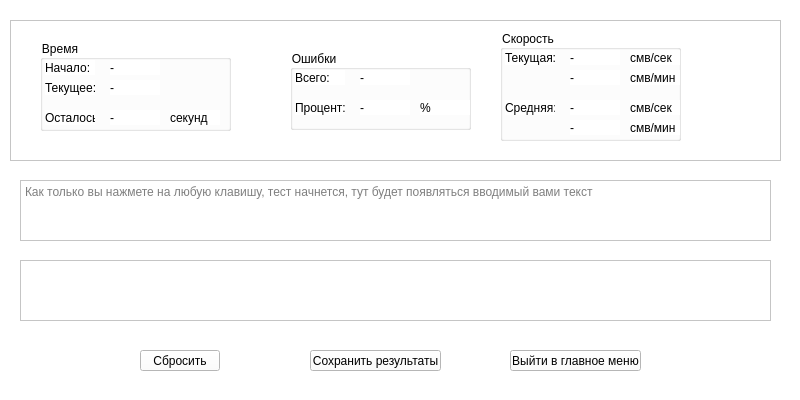
The window that data/forms/inputwidget.ui (Kobanoss/KeyBoard-Typer) describes before a commit, drawn with Qt 5.
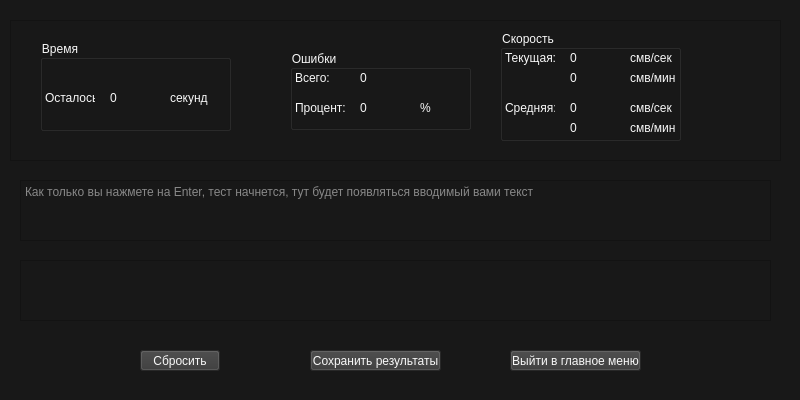
The same window after the commit. Icons and pictures are not drawn.

What changed in the file:
```diff
--- a/data/forms/inputwidget.ui
+++ b/data/forms/inputwidget.ui
@@ -30,8 +30,8 @@
     <normaloff>:/logo/src/logo.ico</normaloff>:/logo/src/logo.ico</iconset>
   </property>
   <property name="styleSheet">
-   <string notr="true">color: black;
-background-color:white;</string>
+   <string notr="true">color:#f8f8f8;
+background-color:#181818;</string>
   </property>
   <widget class="QTextBrowser" name="textBrowser_input_test_data">
    <property name="geometry">
@@ -59,7 +59,7 @@
     <set>Qt::NoTextInteraction</set>
    </property>
    <property name="placeholderText">
-    <string>Как только вы нажмете на любую клавишу, тест начнется, тут будет появляться вводимый вами текст</string>
+    <string>Как только вы нажмете на Enter, тест начнется, тут будет появляться вводимый вами текст</string>
    </property>
   </widget>
   <widget class="QFrame" name="frame_input_main">
@@ -93,7 +93,7 @@
      <property name="geometry">
       <rect>
        <x>70</x>
-       <y>70</y>
+       <y>50</y>
        <width>50</width>
        <height>15</height>
       </rect>
@@ -111,89 +111,14 @@
       </size>
      </property>
      <property name="text">
-      <string>-</string>
-     </property>
-    </widget>
-    <widget class="QLabel" name="label_1">
-     <property name="geometry">
-      <rect>
-       <x>5</x>
-       <y>20</y>
-       <width>50</width>
-       <height>15</height>
-      </rect>
-     </property>
-     <property name="minimumSize">
-      <size>
-       <width>50</width>
-       <height>15</height>
-      </size>
-     </property>
-     <property name="maximumSize">
-      <size>
-       <width>50</width>
-       <height>15</height>
-      </size>
-     </property>
-     <property name="text">
-      <string>Начало:</string>
-     </property>
-    </widget>
-    <widget class="QLabel" name="label_input_time_start">
-     <property name="geometry">
-      <rect>
-       <x>70</x>
-       <y>20</y>
-       <width>50</width>
-       <height>15</height>
-      </rect>
-     </property>
-     <property name="minimumSize">
-      <size>
-       <width>50</width>
-       <height>15</height>
-      </size>
-     </property>
-     <property name="maximumSize">
-      <size>
-       <width>50</width>
-       <height>15</height>
-      </size>
-     </property>
-     <property name="text">
-      <string>-</string>
-     </property>
-    </widget>
-    <widget class="QLabel" name="label_2">
-     <property name="geometry">
-      <rect>
-       <x>5</x>
-       <y>40</y>
-       <width>50</width>
-       <height>15</height>
-      </rect>
-     </property>
-     <property name="minimumSize">
-      <size>
-       <width>50</width>
-       <height>15</height>
-      </size>
-     </property>
-     <property name="maximumSize">
-      <size>
-       <width>50</width>
-       <height>15</height>
-      </size>
-     </property>
-     <property name="text">
-      <string>Текущее:</string>
+      <string>0</string>
      </property>
     </widget>
     <widget class="QLabel" name="label_3">
      <property name="geometry">
       <rect>
        <x>5</x>
-       <y>70</y>
+       <y>50</y>
        <width>50</width>
        <height>15</height>
       </rect>
@@ -214,36 +139,11 @@
       <string>Осталось:</string>
      </property>
     </widget>
-    <widget class="QLabel" name="label_input_time_current">
-     <property name="geometry">
-      <rect>
-       <x>70</x>
-       <y>40</y>
-       <width>50</width>
-       <height>15</height>
-      </rect>
-     </property>
-     <property name="minimumSize">
-      <size>
-       <width>50</width>
-       <height>15</height>
-      </size>
-     </property>
-     <property name="maximumSize">
-      <size>
-       <width>50</width>
-       <height>15</height>
-      </size>
-     </property>
-     <property name="text">
-      <string>-</string>
-     </property>
-    </widget>
     <widget class="QLabel" name="label_8">
      <property name="geometry">
       <rect>
        <x>130</x>
-       <y>70</y>
+       <y>50</y>
        <width>50</width>
        <height>15</height>
       </rect>
@@ -305,7 +205,7 @@
       </size>
      </property>
      <property name="text">
-      <string>-</string>
+      <string>0</string>
      </property>
     </widget>
     <widget class="QLabel" name="label_4">
@@ -361,7 +261,7 @@
       </size>
      </property>
      <property name="text">
-      <string>-</string>
+      <string>0</string>
      </property>
     </widget>
     <widget class="QLabel" name="label_5">
@@ -467,7 +367,7 @@
       </size>
      </property>
      <property name="text">
-      <string>-</string>
+      <string>0</string>
      </property>
     </widget>
     <widget class="QLabel" name="label_input_speed_current_per_sec">
@@ -498,7 +398,7 @@
       </size>
      </property>
      <property name="text">
-      <string>-</string>
+      <string>0</string>
      </property>
     </widget>
     <widget class="QLabel" name="label_7">
@@ -554,7 +454,7 @@
       </size>
      </property>
      <property name="text">
-      <string>-</string>
+      <string>0</string>
      </property>
     </widget>
     <widget class="QLabel" name="label_6">
@@ -610,7 +510,7 @@
       </size>
      </property>
      <property name="text">
-      <string>-</string>
+      <string>0</string>
      </property>
     </widget>
     <widget class="QLabel" name="label_10">
@@ -724,6 +624,12 @@
      <height>21</height>
     </rect>
    </property>
+   <property name="focusPolicy">
+    <enum>Qt::NoFocus</enum>
+   </property>
+   <property name="styleSheet">
+    <string notr="true">background-color:#383838;</string>
+   </property>
    <property name="text">
     <string>Сбросить</string>
    </property>
@@ -737,6 +643,12 @@
      <height>21</height>
     </rect>
    </property>
+   <property name="focusPolicy">
+    <enum>Qt::NoFocus</enum>
+   </property>
+   <property name="styleSheet">
+    <string notr="true">background-color:#383838;</string>
+   </property>
    <property name="text">
     <string>Сохранить результаты</string>
    </property>
@@ -750,6 +662,12 @@
      <height>21</height>
     </rect>
    </property>
+   <property name="focusPolicy">
+    <enum>Qt::NoFocus</enum>
+   </property>
+   <property name="styleSheet">
+    <string notr="true">background-color:#383838;</string>
+   </property>
    <property name="text">
     <string>Выйти в главное меню</string>
    </property>
```
Left out of the diff: 6 changed lines with no effect on the pictures.
